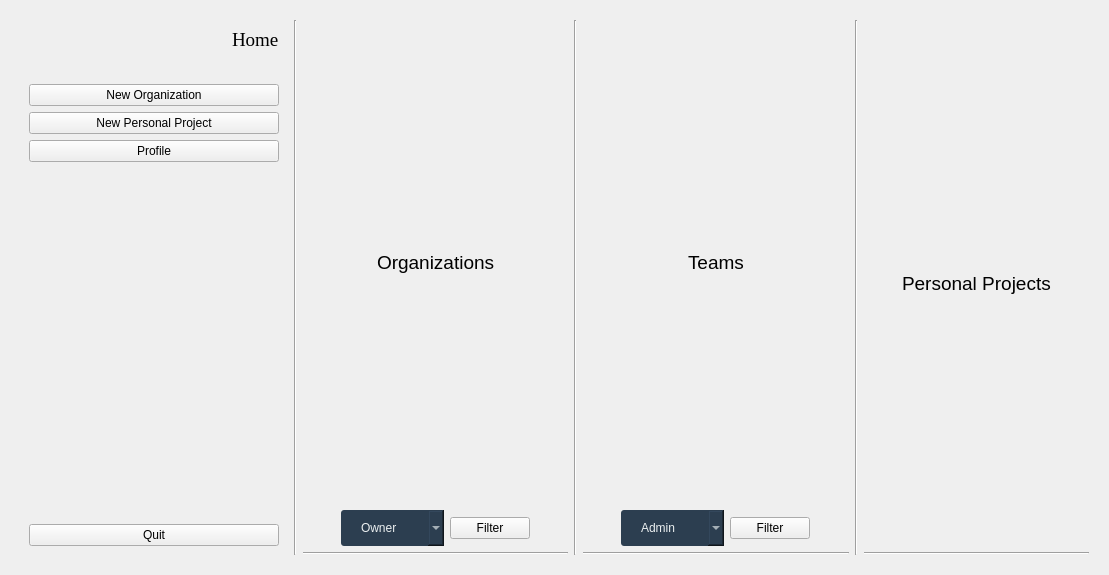
The window that Client/dashboard.ui (amirsoleimani7/AP_Project) describes before a commit, drawn with Qt 5.
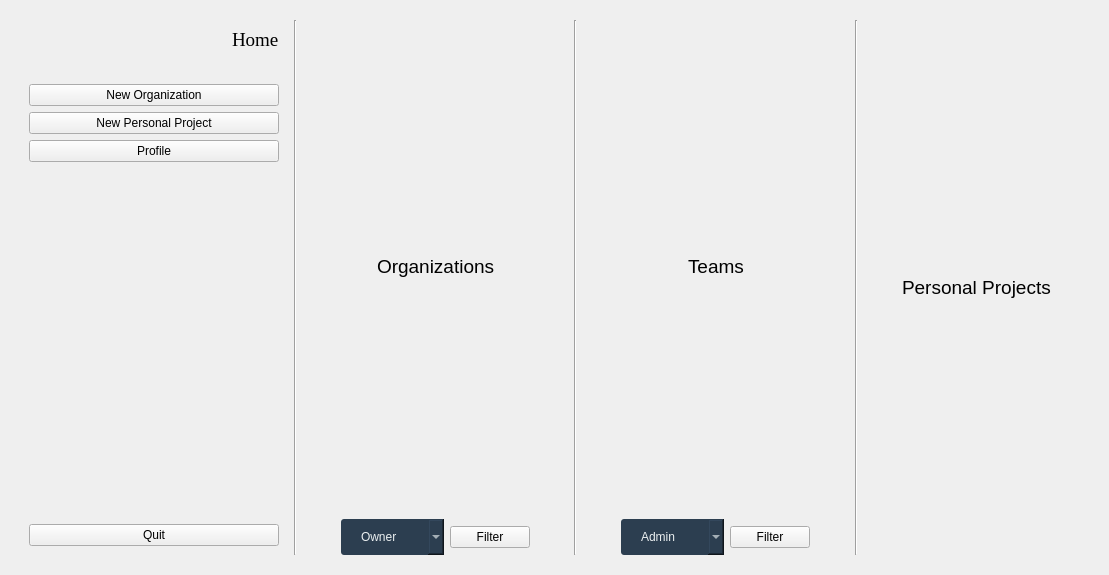
The same window after the commit. The open tabs and pages were chosen to show the change.

Commit message: empty error Message box added

```diff
--- a/Client/dashboard.ui
+++ b/Client/dashboard.ui
@@ -2203,13 +2203,6 @@
            </item>
           </layout>
          </item>
-         <item>
-          <widget class="Line" name="line_12">
-           <property name="orientation">
-            <enum>Qt::Horizontal</enum>
-           </property>
-          </widget>
-         </item>
          <item>
           <layout class="QVBoxLayout" name="HomeOrgListLayout_organization"/>
          </item>
@@ -2312,13 +2305,6 @@
            </item>
           </layout>
          </item>
-         <item>
-          <widget class="Line" name="line_13">
-           <property name="orientation">
-            <enum>Qt::Horizontal</enum>
-           </property>
-          </widget>
-         </item>
          <item>
           <layout class="QVBoxLayout" name="HomeTeamsListLayout_team"/>
          </item>
@@ -2370,13 +2356,6 @@
            </item>
           </layout>
          </item>
-         <item>
-          <widget class="Line" name="line_14">
-           <property name="orientation">
-            <enum>Qt::Horizontal</enum>
-           </property>
-          </widget>
-         </item>
          <item>
           <layout class="QVBoxLayout" name="HomePProjectsListLayout_project"/>
          </item>
```
Left out of the diff: 43 changed lines with no effect on the pictures. The commit also changes 2 other files.
